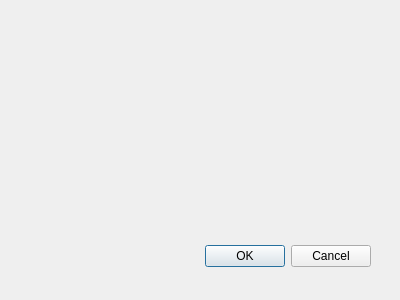
Qt form src/plugins/core_plugin/session_system/session_setting_dialog.ui (cemc-oper/nwpc-monitor-app) before a commit.
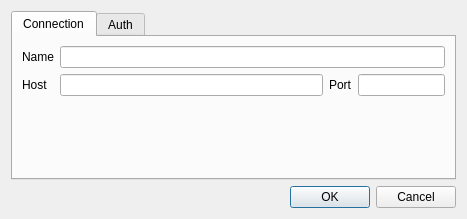
The same form after that commit.

Commit message: Add SessionSettingDialog and use it in SessionWidget.

The edit to the form file:
```diff
--- a/src/plugins/core_plugin/session_system/session_setting_dialog.ui
+++ b/src/plugins/core_plugin/session_system/session_setting_dialog.ui
@@ -6,29 +6,130 @@
    <rect>
     <x>0</x>
     <y>0</y>
-    <width>400</width>
-    <height>300</height>
+    <width>467</width>
+    <height>219</height>
    </rect>
   </property>
   <property name="windowTitle">
    <string>Dialog</string>
   </property>
-  <widget class="QDialogButtonBox" name="buttonBox">
-   <property name="geometry">
-    <rect>
-     <x>30</x>
-     <y>240</y>
-     <width>341</width>
-     <height>32</height>
-    </rect>
-   </property>
-   <property name="orientation">
-    <enum>Qt::Horizontal</enum>
-   </property>
-   <property name="standardButtons">
-    <set>QDialogButtonBox::Cancel|QDialogButtonBox::Ok</set>
-   </property>
-  </widget>
+  <layout class="QGridLayout" name="gridLayout_3">
+   <item row="0" column="0">
+    <widget class="QTabWidget" name="tabWidget">
+     <property name="currentIndex">
+      <number>0</number>
+     </property>
+     <widget class="QWidget" name="tab">
+      <attribute name="title">
+       <string>Connection</string>
+      </attribute>
+      <layout class="QGridLayout" name="gridLayout">
+       <item row="0" column="0">
+        <widget class="QLabel" name="label">
+         <property name="text">
+          <string>Name</string>
+         </property>
+        </widget>
+       </item>
+       <item row="0" column="1">
+        <widget class="QLineEdit" name="name_line_edit"/>
+       </item>
+       <item row="1" column="0">
+        <widget class="QLabel" name="label_2">
+         <property name="text">
+          <string>Host</string>
+         </property>
+        </widget>
+       </item>
+       <item row="1" column="1">
+        <layout class="QHBoxLayout" name="horizontalLayout" stretch="3,0,1">
+         <item>
+          <widget class="QLineEdit" name="host_line_edit"/>
+         </item>
+         <item>
+          <widget class="QLabel" name="label_3">
+           <property name="text">
+            <string>Port</string>
+           </property>
+          </widget>
+         </item>
+         <item>
+          <widget class="QLineEdit" name="port_line_edit"/>
+         </item>
+        </layout>
+       </item>
+       <item row="2" column="1">
+        <spacer name="verticalSpacer">
+         <property name="orientation">
+          <enum>Qt::Vertical</enum>
+         </property>
+         <property name="sizeHint" stdset="0">
+          <size>
+           <width>20</width>
+           <height>72</height>
+          </size>
+         </property>
+        </spacer>
+       </item>
+      </layout>
+     </widget>
+     <widget class="QWidget" name="tab_2">
+      <attribute name="title">
+       <string>Auth</string>
+      </attribute>
+      <layout class="QGridLayout" name="gridLayout_2">
+       <item row="0" column="0">
+        <widget class="QLabel" name="label_4">
+         <property name="text">
+          <string>User</string>
+         </property>
+        </widget>
+       </item>
+       <item row="0" column="1">
+        <widget class="QLineEdit" name="user_line_edit"/>
+       </item>
+       <item row="1" column="0">
+        <widget class="QLabel" name="label_5">
+         <property name="text">
+          <string>Password</string>
+         </property>
+        </widget>
+       </item>
+       <item row="1" column="1">
+        <widget class="QLineEdit" name="password_line_edit">
+         <property name="echoMode">
+          <enum>QLineEdit::Password</enum>
+         </property>
+        </widget>
+       </item>
+       <item row="2" column="1">
+        <spacer name="verticalSpacer_2">
+         <property name="orientation">
+          <enum>Qt::Vertical</enum>
+         </property>
+         <property name="sizeHint" stdset="0">
+          <size>
+           <width>20</width>
+           <height>74</height>
+          </size>
+         </property>
+        </spacer>
+       </item>
+      </layout>
+     </widget>
+    </widget>
+   </item>
+   <item row="1" column="0">
+    <widget class="QDialogButtonBox" name="buttonBox">
+     <property name="orientation">
+      <enum>Qt::Horizontal</enum>
+     </property>
+     <property name="standardButtons">
+      <set>QDialogButtonBox::Cancel|QDialogButtonBox::Ok</set>
+     </property>
+    </widget>
+   </item>
+  </layout>
  </widget>
  <resources/>
  <connections>
```
Left out of the diff: 2 changed lines with no effect on the pictures. The commit also changes 3 other files.
